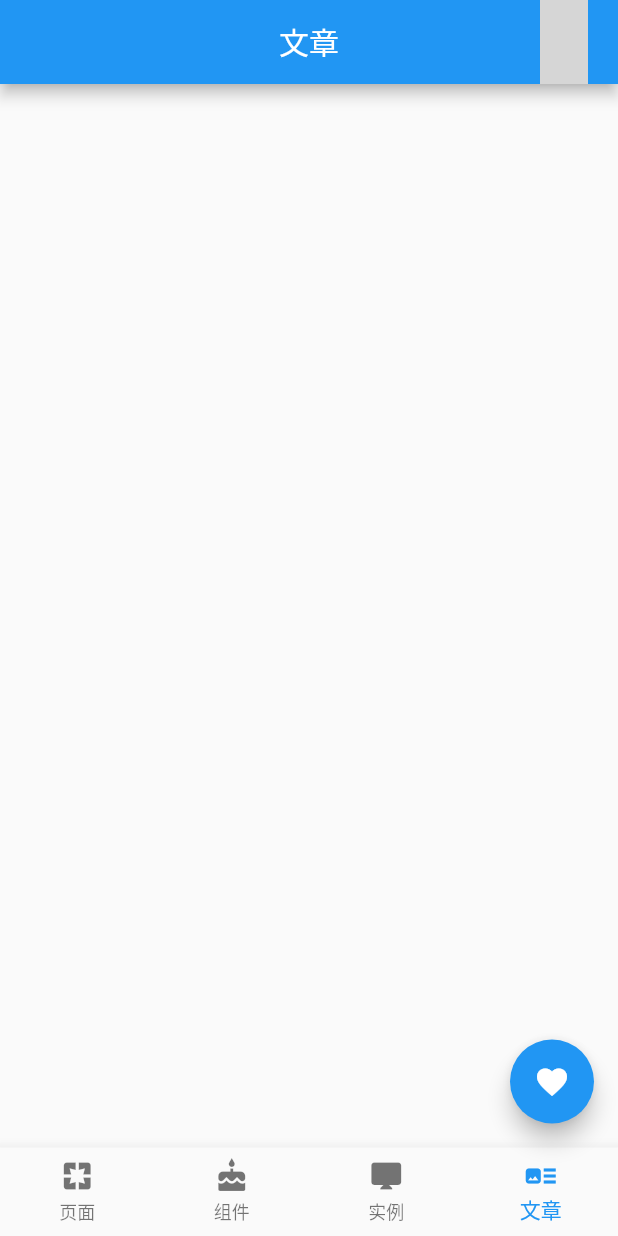
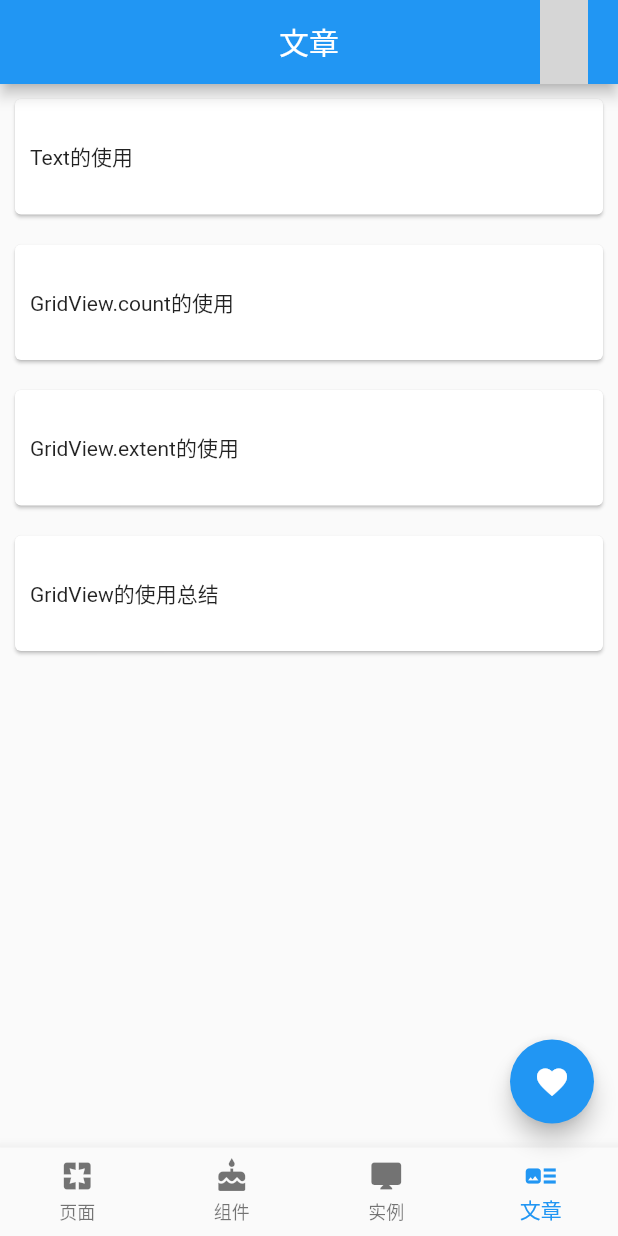
Before and after one commit to jiangkang/flutter-system, a Flutter app: the screen it shows after launch, item 4 of the bottom bar chosen, on a phone screen of 412 x 824 dp. Run offline on Flutter 3.47's test engine with Material 2 defaults, Android fonts, the phone set to English and light mode, and no system bars; our stand-ins replace webview_flutter; network calls fail; grey boxes are pictures that could not be loaded.

Commit message:
新增WebView组件

```diff
--- a/lib/page/page_entry.dart
+++ b/lib/page/page_entry.dart
@@ -1,5 +1,6 @@
 import 'package:flutter/material.dart';
 import 'package:flutter_system/model/model_entry.dart';
+import 'package:flutter_system/utils/nav_utils.dart';
 
 final List<EntryItem> pageEntries = [
   EntryItem("Guide Page", "/page/guide"),
@@ -13,6 +14,17 @@ final List<EntryItem> demoEntries = [
   EntryItem("Text", "/demo/text", icon: Icons.text_fields),
   EntryItem("Image", "/demo/image", icon: Icons.image),
   EntryItem("GridView", "/demo/gridview", icon: Icons.grid_on),
+];
+
+final List<Article> articleEntries = [
+  Article("Text的使用",
+      "https://www.jiangkang.tech/archives/%E3%80%90Flutter%E3%80%91Text%E7%9A%84%E4%BD%BF%E7%94%A8"),
+  Article("GridView.count的使用",
+      "https://www.jiangkang.tech/archives/%E3%80%90Flutter%E3%80%91GridView%E4%B9%8BGridView%20count%E7%9A%84%E4%BD%BF%E7%94%A8"),
+  Article("GridView.extent的使用",
+      "https://www.jiangkang.tech/archives/%E3%80%90Flutter%E3%80%91GridView%E4%B9%8BGridView%20extent%E7%9A%84%E4%BD%BF%E7%94%A8"),
+  Article("GridView的使用总结",
+      "https://www.jiangkang.tech/archives/%E3%80%90Flutter%E3%80%91GridView%E4%BD%BF%E7%94%A8%E6%80%BB%E7%BB%93"),
 ];
 
 class PageEntry extends StatelessWidget {
@@ -103,11 +115,24 @@ class ArticleEntry extends StatelessWidget {
   @override
   Widget build(BuildContext context) {
     return SafeArea(
-      child: ListView.builder(itemBuilder: (BuildContext context, int index) {
-        return ListTile(
-          title: Text(""),
-        );
-      }),
+      child: ListView.builder(
+          itemCount: articleEntries.length,
+          itemBuilder: (BuildContext context, int index) {
+            return Card(
+              margin: EdgeInsets.all(10),
+              child: InkWell(
+                onTap: () {
+                  NavUtils.openWebView(context, articleEntries[index].url,
+                      title: articleEntries[index].title);
+                },
+                child: Padding(
+                  padding:
+                      const EdgeInsets.only(top: 28.0, bottom: 28.0, left: 10),
+                  child: Text(articleEntries[index].title),
+                ),
+              ),
+            );
+          }),
     );
   }
 }
--- /dev/null
+++ b/lib/utils/nav_utils.dart
@@ -0,0 +1,12 @@
+import 'package:flutter/material.dart';
+import 'package:flutter_system/page/web_page.dart';
+
+class NavUtils {
+  /// 打开WebView
+  static void openWebView(BuildContext context, String webUrl,
+      {String title = ""}) {
+    Navigator.of(context).push(new MaterialPageRoute(builder: (context) {
+      return WebPage(title, webUrl);
+    }));
+  }
+}
```
Also changed, not shown: lib/page/web_page.dart (added, +31 -0 lines), 2 other files.
